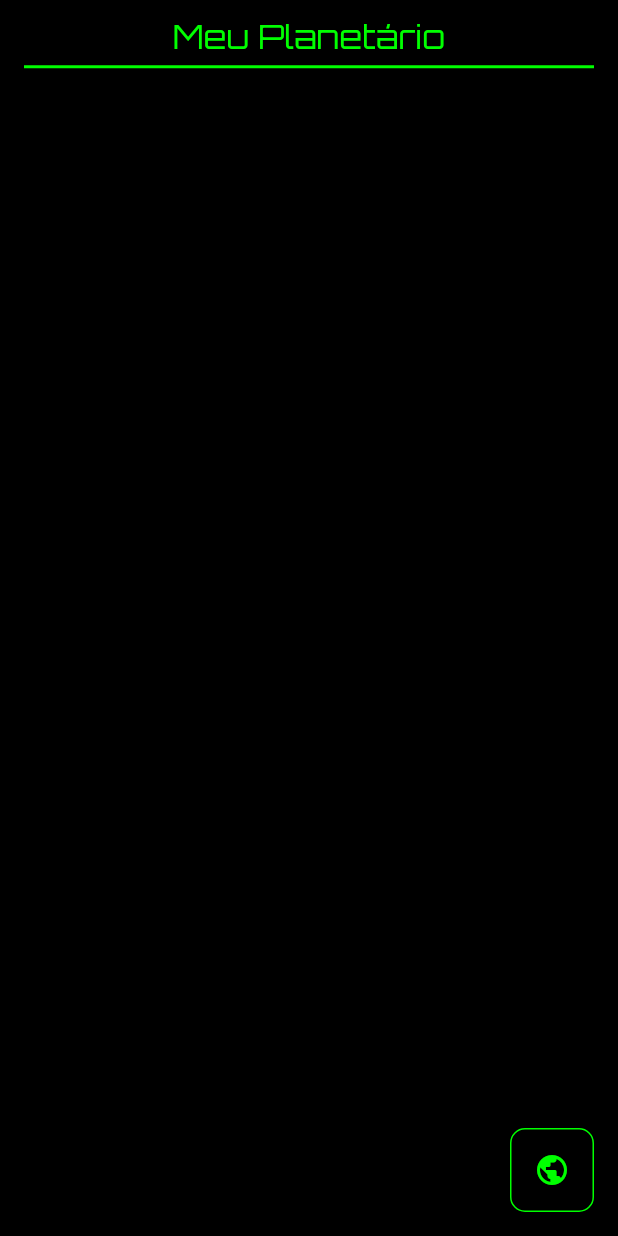
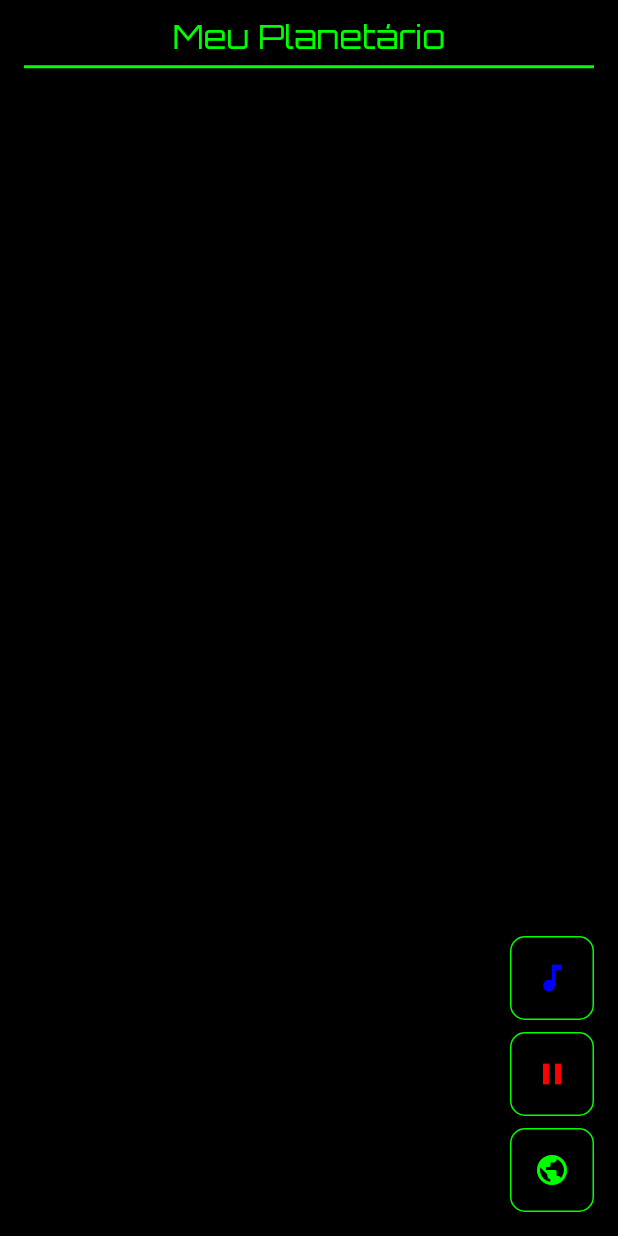
Before and after one commit to AnuTech001/Planetario, a Flutter app: the screen it shows after launch, on a phone screen of 412 x 824 dp. Run offline on Flutter 3.47's test engine with Material 3 defaults, Android fonts, the phone set to English and light mode, and no system bars; our stand-ins replace audioplayers, google_fonts, sqflite; accounts and stored records are empty.

Commit message:
Subindo melhorias da versão 4.0.0

```diff
--- a/lib/main.dart
+++ b/lib/main.dart
@@ -44,11 +44,13 @@ class _MyHomePageState extends State<MyHomePage> {
   final ControleAstros _controleAstros = ControleAstros();
   final AudioPlayer _audioPlayer = AudioPlayer();
   List<Astro> _astros = [];
+  // ignore: unused_field
+  late Future<void> _futureAstros;
 
   @override
   void initState() {
     super.initState();
-    _atualizarAstros();
+    _futureAstros = _atualizarAstros();
   }
 
   Future<void> _atualizarAstros() async {
@@ -219,14 +221,28 @@ class _MyHomePageState extends State<MyHomePage> {
     );
   }
 
-  // ignore: unused_element
   void _playMusic() async {
     if (kDebugMode) {
       print('Tentando tocar música...');
     }
-    await _audioPlayer.play(DeviceFileSource('assets/audio/musica.mp3'));
+    try {
+      await _audioPlayer.setSource(AssetSource('audio/musica.mp3'));
+      _audioPlayer.setReleaseMode(ReleaseMode.loop); // Configurar para repetir
+      await _audioPlayer.resume();
       if (kDebugMode) {
         print('Música tocando...');
+      }
+    } catch (e) {
+      if (kDebugMode) {
+        print('Erro ao carregar o arquivo de música: $e');
+      }
+    }
+  }
+
+  void _pauseMusic() async {
+    await _audioPlayer.pause();
+    if (kDebugMode) {
+      print('Música pausada');
     }
   }
 
@@ -254,7 +270,15 @@ class _MyHomePageState extends State<MyHomePage> {
         ),
         elevation: 0,
       ),
-      body: ListView.builder(
+      body: FutureBuilder(
+        future: _futureAstros, // Usar o Future inicializado no initState
+        builder: (context, snapshot) {
+          if (snapshot.connectionState == ConnectionState.waiting) {
+            return Center(child: CircularProgressIndicator());
+          } else if (snapshot.hasError) {
+            return Center(child: Text('Erro ao carregar os dados'));
+          } else {
+            return ListView.builder(
               itemCount: _astros.length,
               itemBuilder: (context, index) {
                 final astro = _astros[index];
@@ -300,10 +324,47 @@ class _MyHomePageState extends State<MyHomePage> {
                         onPressed: () => _confirmarExclusao(context, astro),
                       ),
                     ],
-              ));
+                  ),
+                );
+              },
+            );
+          }
         },
       ),
-      floatingActionButton: FloatingActionButton(
+      floatingActionButton: Column(
+        mainAxisAlignment: MainAxisAlignment.end,
+        children: [
+          FloatingActionButton(
+            onPressed: _playMusic,
+            backgroundColor: Colors.black,
+            shape: RoundedRectangleBorder(
+              borderRadius: BorderRadius.circular(10.0),
+              side: BorderSide(
+                color: Color(0xff00FF00),
+              ),
+            ),
+            child: const Icon(
+              Icons.music_note,
+              color: Color(0xff0000FF),
+            ),
+          ),
+          SizedBox(height: 8.0),
+          FloatingActionButton(
+            onPressed: _pauseMusic,
+            backgroundColor: Colors.black,
+            shape: RoundedRectangleBorder(
+              borderRadius: BorderRadius.circular(10.0),
+              side: BorderSide(
+                color: Color(0xff00FF00),
+              ),
+            ),
+            child: const Icon(
+              Icons.pause,
+              color: Color(0xffFF0000),
+            ),
+          ),
+          SizedBox(height: 8.0),
+          FloatingActionButton(
             onPressed: () {
               _incluirAstro(context);
             },
@@ -319,6 +380,8 @@ class _MyHomePageState extends State<MyHomePage> {
               color: Color(0xff00FF00),
             ),
           ),
+        ],
+      ),
       backgroundColor: Colors.black,
     );
   }
--- a/pubspec.yaml
+++ b/pubspec.yaml
@@ -2,7 +2,7 @@ name: planetario
 description: "A new Flutter project."
 publish_to: 'none'
 
-version: 3.1.1+1
+version: 4.0.0+1
 
 environment:
   sdk: '>=3.6.0 <4.0.0'
```
Also changed, not shown: 129 other files. Lines whose indentation alone changed are shown as unchanged.
